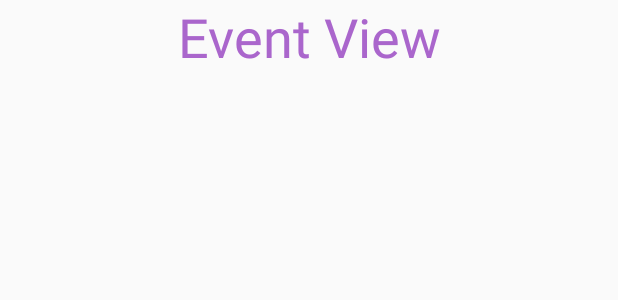
After one commit to anushsh/Unitix-Project, an Android app: the layout activity_event.xml on its own in the app's theme, with its tools: preview values and no code run, on a phone screen of 412 x 824 dp. The commit adds this screen. Shown: the top 300 px of the screen. Run offline under Robolectric (Android 15) with nearby library versions, the phone set to English and light mode, and no system bars.

Commit message:
can now click on purchase ticket button to open event viewgit commit -a -m

```diff
--- a/android/app/src/main/AndroidManifest.xml
+++ b/android/app/src/main/AndroidManifest.xml
@@ -21,7 +21,8 @@
         </activity>
 
         <activity android:name="RegisterActivity" />
-        <activity android:name=".DashboardActivity" />
+        <activity android:name=".DashboardActivity"/>
+        <activity android:name=".EventActivity"/>
     </application>
 
 </manifest>
--- a/android/app/src/main/java/com/example/unitix/Event.java
+++ b/android/app/src/main/java/com/example/unitix/Event.java
@@ -15,6 +15,7 @@ public class Event {
 
     // instance variables TODO: (revise?)
     public String name;
+    public String id;
     public List<Show> shows;
     public boolean isValid;
 
@@ -23,6 +24,7 @@ public class Event {
         this.shows = new ArrayList<Show>();
         try {
             this.name = jo.getString("name");
+            this.id = jo.getString("_id");
             JSONArray shows = jo.getJSONArray("shows");
             for (int i = 0; i < shows.length(); i++){
                 Show show = new Show(this, shows.getJSONObject(i));
--- /dev/null
+++ b/android/app/src/main/res/layout/activity_event.xml
@@ -0,0 +1,25 @@
+<?xml version="1.0" encoding="utf-8"?>
+<androidx.constraintlayout.widget.ConstraintLayout xmlns:android="http://schemas.android.com/apk/res/android"
+    xmlns:app="http://schemas.android.com/apk/res-auto"
+    xmlns:tools="http://schemas.android.com/tools"
+    android:layout_width="match_parent"
+    android:layout_height="match_parent"
+    tools:context=".EventActivity">
+
+    <LinearLayout
+        android:layout_width="match_parent"
+        android:layout_height="match_parent">
+        <TextView
+            android:id="@+id/event_name"
+            android:layout_width="match_parent"
+            android:layout_height="match_parent"
+            android:gravity="center_horizontal"
+            android:textSize="36dp"
+            android:textColor="@android:color/holo_purple"
+            android:text="Event View" />
+
+    </LinearLayout>
+
+
+
+</androidx.constraintlayout.widget.ConstraintLayout>
```
Also changed, not shown: android/app/src/main/java/com/example/unitix/DashboardActivity.java (+17 -0 lines), android/app/src/main/java/com/example/unitix/EventActivity.java (added, +22 -0 lines).
